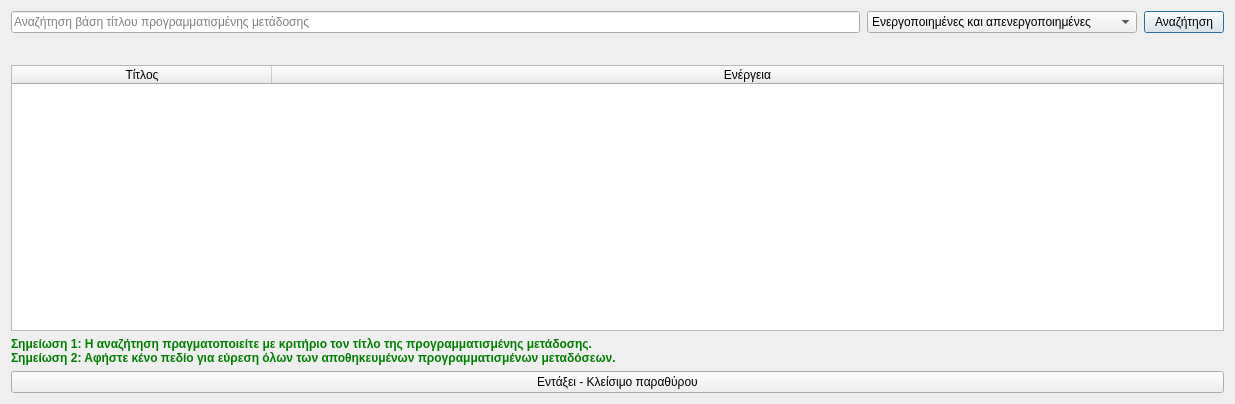
Old version of the form ui/menu-3/scheduled-transmitions/search/search.ui in the repository el07694/papinhio-player.
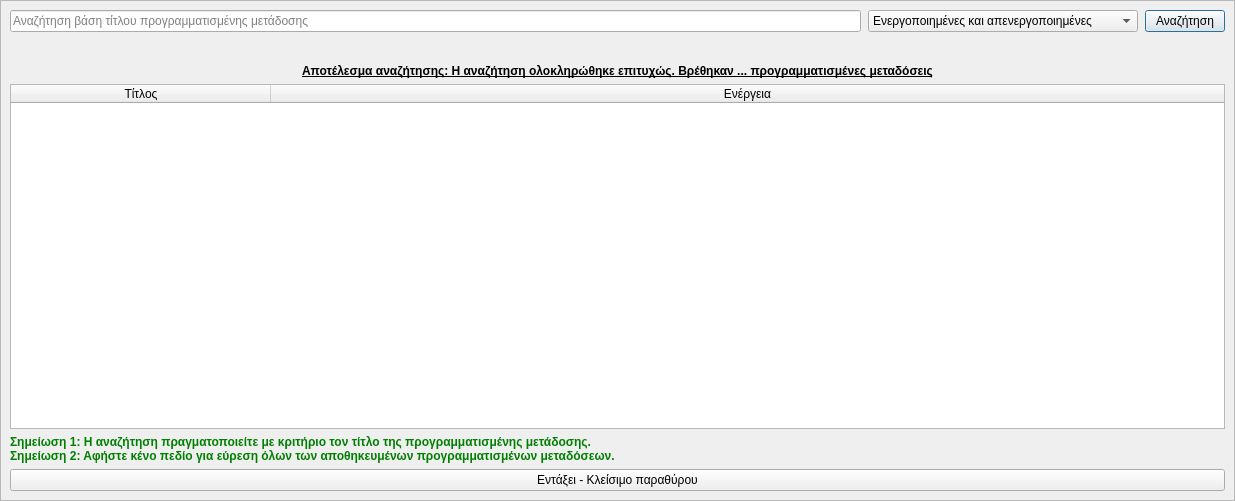
New version of the form. Icons and pictures are not drawn.

Patch:
```diff
--- a/ui/menu-3/scheduled-transmitions/search/search.ui
+++ b/ui/menu-3/scheduled-transmitions/search/search.ui
@@ -7,7 +7,7 @@
     <x>0</x>
     <y>0</y>
     <width>1235</width>
-    <height>404</height>
+    <height>501</height>
    </rect>
   </property>
   <property name="windowTitle">
@@ -17,8 +17,41 @@
    <iconset resource="../../../icons.qrc">
     <normaloff>:/main-window/assets/images/main-window/search.png</normaloff>:/main-window/assets/images/main-window/search.png</iconset>
   </property>
-  <layout class="QVBoxLayout" name="verticalLayout">
-   <item>
+  <layout class="QGridLayout" name="gridLayout">
+   <property name="leftMargin">
+    <number>0</number>
+   </property>
+   <property name="topMargin">
+    <number>0</number>
+   </property>
+   <property name="rightMargin">
+    <number>0</number>
+   </property>
+   <property name="bottomMargin">
+    <number>0</number>
+   </property>
+   <item row="0" column="0">
+    <widget class="QScrollArea" name="scrollArea">
+     <property name="widgetResizable">
+      <bool>true</bool>
+     </property>
+     <widget class="QWidget" name="scrollAreaWidgetContents">
+      <property name="geometry">
+       <rect>
+        <x>0</x>
+        <y>0</y>
+        <width>1233</width>
+        <height>499</height>
+       </rect>
+      </property>
+      <property name="sizePolicy">
+       <sizepolicy hsizetype="Ignored" vsizetype="Preferred">
+        <horstretch>0</horstretch>
+        <verstretch>0</verstretch>
+       </sizepolicy>
+      </property>
+      <layout class="QGridLayout" name="gridLayout_2">
+       <item row="0" column="0">
     <widget class="QFrame" name="frame">
      <property name="sizePolicy">
       <sizepolicy hsizetype="Preferred" vsizetype="Maximum">
@@ -115,7 +148,7 @@
      </layout>
     </widget>
    </item>
-   <item>
+       <item row="1" column="0">
     <widget class="QFrame" name="frame_2">
      <property name="styleSheet">
       <string notr="true">QFrame{border:none;}</string>
@@ -181,7 +214,20 @@
      </layout>
     </widget>
    </item>
-   <item>
+       <item row="2" column="0">
+        <widget class="QLabel" name="label_2">
+         <property name="styleSheet">
+          <string notr="true">QLabel{font-weight:bold;text-decoration:underline;}</string>
+         </property>
+         <property name="text">
+          <string>Αποτέλεσμα αναζήτησης: Η αναζήτηση ολοκληρώθηκε επιτυχώς. Βρέθηκαν ... προγραμματισμένες μεταδόσεις</string>
+         </property>
+         <property name="alignment">
+          <set>Qt::AlignCenter</set>
+         </property>
+        </widget>
+       </item>
+       <item row="3" column="0">
     <widget class="QTableWidget" name="table">
      <property name="editTriggers">
       <set>QAbstractItemView::NoEditTriggers</set>
@@ -231,7 +277,7 @@
      </column>
     </widget>
    </item>
-   <item>
+       <item row="4" column="0">
     <widget class="QLabel" name="label">
      <property name="styleSheet">
       <string notr="true">QLabel{font-weight:bold;color:green;}</string>
@@ -242,7 +288,7 @@
      </property>
     </widget>
    </item>
-   <item>
+       <item row="5" column="0">
     <widget class="QPushButton" name="ok">
      <property name="sizePolicy">
       <sizepolicy hsizetype="Minimum" vsizetype="Maximum">
@@ -261,6 +307,10 @@
    </item>
   </layout>
  </widget>
+    </widget>
+   </item>
+  </layout>
+ </widget>
  <tabstops>
   <tabstop>search_phrase</tabstop>
   <tabstop>search_button</tabstop>
```
Left out of the diff: 8 changed lines with no effect on the pictures. Lines whose indentation alone changed are shown as unchanged.
